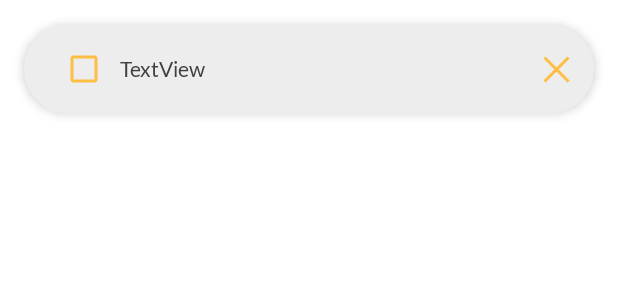
After one commit to arturbruno17/Bloco-de-notas, an Android app: the layout tasks.xml on its own in the app's theme, with its tools: preview values and no code run, on a phone screen of 412 x 824 dp. The commit adds this screen. Shown: the top 300 px of the screen. Run offline under Robolectric (Android 15) with nearby library versions, the phone set to English and light mode, and no system bars.

Commit message:
fix: Create functionality to create, update and delete tasks
- Create a dialog box with a text field to put the task name and save it
in the database;

- Create function to update note in TaskDao to mark
tasks as completed;

- Create a RecyclerView for the tasks and perform
functions by clicking on the checkbox and on the delete button.

```diff
--- a/app/src/main/java/com/posart/blocodenotas/database/dao/TaskDao.kt
+++ b/app/src/main/java/com/posart/blocodenotas/database/dao/TaskDao.kt
@@ -11,6 +11,9 @@ interface TaskDao {
     @Insert(onConflict = OnConflictStrategy.IGNORE)
     suspend fun insertTask(task: Task)
 
+    @Update
+    suspend fun updateTask(task: Task)
+
     @Delete
     suspend fun deleteTask(task: Task)
 
--- /dev/null
+++ b/app/src/main/res/drawable/ic_vector_delete_24.xml
@@ -0,0 +1,9 @@
+<vector xmlns:android="http://schemas.android.com/apk/res/android"
+    android:width="18dp"
+    android:height="18dp"
+    android:viewportWidth="18"
+    android:viewportHeight="18">
+  <path
+      android:pathData="M1.707,0.293L0.293,1.707L7.5859,9L0.293,16.293L1.707,17.707L9,10.4141L16.293,17.707L17.707,16.293L10.4141,9L17.707,1.707L16.293,0.293L9,7.5859L1.707,0.293Z"
+      android:fillColor="@color/shape"/>
+</vector>
--- /dev/null
+++ b/app/src/main/res/drawable/task_background.xml
@@ -0,0 +1,6 @@
+<?xml version="1.0" encoding="utf-8"?>
+<shape xmlns:android="http://schemas.android.com/apk/res/android"
+    android:shape="rectangle">
+    <solid android:color="@color/extra" />
+    <corners android:radius="30dp" />
+</shape>
--- a/app/src/main/res/layout/activity_main.xml
+++ b/app/src/main/res/layout/activity_main.xml
@@ -12,6 +12,7 @@
             android:id="@+id/appBarLayout"
             android:layout_width="match_parent"
             android:layout_height="wrap_content"
+            android:background="@color/background"
             app:layout_constraintEnd_toEndOf="parent"
             app:layout_constraintStart_toStartOf="parent"
             app:layout_constraintTop_toTopOf="parent">
--- /dev/null
+++ b/app/src/main/res/layout/tasks.xml
@@ -0,0 +1,53 @@
+<?xml version="1.0" encoding="utf-8"?>
+<layout xmlns:android="http://schemas.android.com/apk/res/android"
+    xmlns:app="http://schemas.android.com/apk/res-auto"
+    xmlns:tools="http://schemas.android.com/tools">
+
+    <androidx.constraintlayout.widget.ConstraintLayout
+        android:layout_width="match_parent"
+        android:layout_height="60dp"
+        android:layout_marginStart="16dp"
+        android:layout_marginLeft="16dp"
+        android:layout_marginTop="16dp"
+        android:layout_marginEnd="16dp"
+        android:layout_marginRight="16dp"
+        android:background="@drawable/task_background"
+        android:elevation="4dp">
+
+        <CheckBox
+            android:id="@+id/checkbox"
+            android:layout_width="wrap_content"
+            android:layout_height="wrap_content"
+            android:layout_marginStart="16dp"
+            android:layout_marginLeft="16dp"
+            android:checked="false"
+            app:buttonTint="@color/shape"
+            app:layout_constraintBottom_toBottomOf="parent"
+            app:layout_constraintStart_toStartOf="parent"
+            app:layout_constraintTop_toTopOf="parent" />
+
+        <TextView
+            android:id="@+id/name_task"
+            style="@style/Body"
+            android:layout_width="wrap_content"
+            android:layout_height="wrap_content"
+            android:textColor="@color/text1"
+            app:layout_constraintBottom_toBottomOf="parent"
+            app:layout_constraintStart_toEndOf="@+id/checkbox"
+            app:layout_constraintTop_toTopOf="parent"
+            tools:text="TextView" />
+
+        <ImageButton
+            android:id="@+id/imageButton"
+            android:layout_width="wrap_content"
+            android:layout_height="wrap_content"
+            android:layout_marginEnd="16dp"
+            android:layout_marginRight="16dp"
+            android:background="#00FFFFFF"
+            android:contentDescription="@string/delete_task"
+            app:layout_constraintBottom_toBottomOf="parent"
+            app:layout_constraintEnd_toEndOf="parent"
+            app:layout_constraintTop_toTopOf="parent"
+            app:srcCompat="@drawable/ic_vector_delete_24" />
+    </androidx.constraintlayout.widget.ConstraintLayout>
+</layout>
--- a/app/src/main/res/navigation/nav_graph.xml
+++ b/app/src/main/res/navigation/nav_graph.xml
@@ -23,7 +23,7 @@
     </fragment>
     <fragment
         android:id="@+id/tasksFragment"
-        android:name="com.posart.blocodenotas.views.TasksFragment"
+        android:name="com.posart.blocodenotas.views.tasks.TasksFragment"
         android:label="Tarefas"
         tools:layout="@layout/fragment_tasks" />
     <fragment
--- a/app/src/main/res/values/strings.xml
+++ b/app/src/main/res/values/strings.xml
@@ -15,4 +15,9 @@
     <string name="delete_button_text">Excluir</string>
     <string name="message_updated_annotation_success">A anotação foi atualizada com sucesso!</string>
     <string name="message_updated_annotation_failed">Falha ao atualizar anotação</string>
+    <string name="delete_task">Excluir tarefa</string>
+    <string name="create_task">Criar tarefa</string>
+    <string name="name">Nome:</string>
+    <string name="create_dialog_text">CRIAR</string>
+    <string name="cancel_dialog_text">CANCELAR</string>
 </resources>
```
Also changed, not shown: app/src/main/java/com/posart/blocodenotas/repositories/TaskRepository.kt (added, +23 -0 lines), app/src/main/java/com/posart/blocodenotas/viewmodels/TaskViewModel.kt (added, +43 -0 lines), app/src/main/java/com/posart/blocodenotas/views/TasksFragment.kt (deleted, +0 -21 lines), app/src/main/java/com/posart/blocodenotas/views/tasks/TaskAdapter.kt (added, +66 -0 lines), app/src/main/java/com/posart/blocodenotas/views/tasks/TaskDialogFragment.kt (added, +51 -0 lines), app/src/main/java/com/posart/blocodenotas/views/tasks/TasksFragment.kt (added, +51 -0 lines), app/src/main/res/layout/fragment_tasks.xml (+27 -9 lines), app/src/main/res/layout/task_input_dialog.xml (added, +35 -0 lines).
